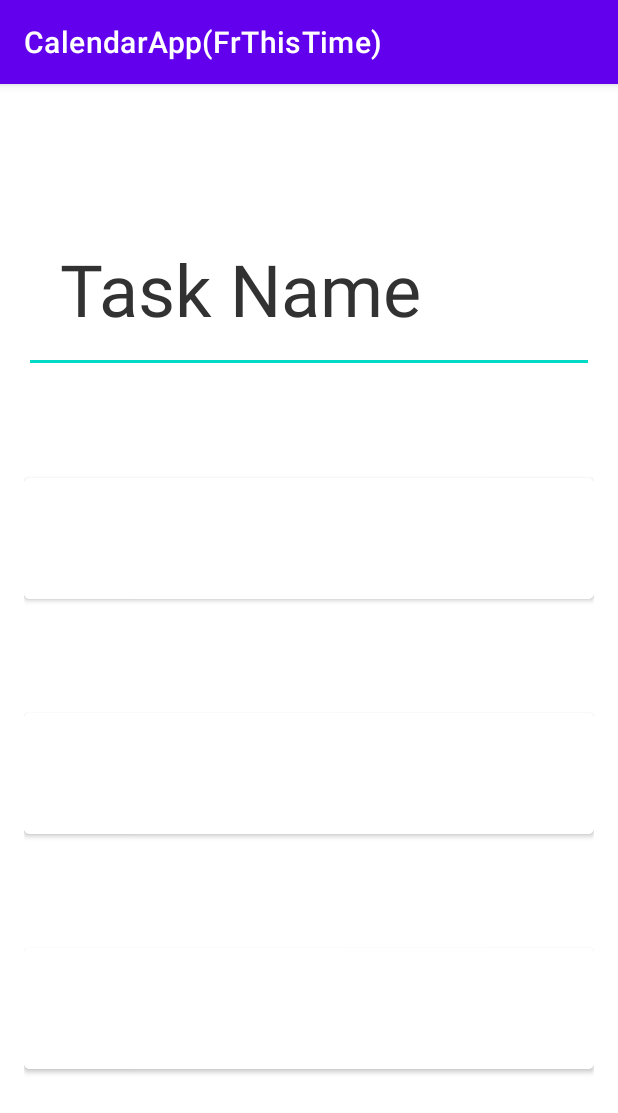
After one commit to alexandraf99/CalendarAppFrThisTime, an Android app: the fragment EventFragment shown on its own in the app's theme, on a phone screen of 412 x 824 dp. The commit adds this screen. Shown: the top 1113 px of the screen. Run offline under Robolectric (Android 15) with nearby library versions, the phone set to English and light mode, and no system bars; our stand-ins replace Room's generated code; 3 statements that could not run were skipped.

Commit message:
add event

```diff
--- a/app/build.gradle
+++ b/app/build.gradle
@@ -39,6 +39,7 @@ dependencies {
     implementation 'androidx.room:room-runtime:2.1.0-alpha04'
     implementation 'com.google.android.material:material:1.7.0'
     implementation 'androidx.constraintlayout:constraintlayout:2.1.4'
+    implementation 'androidx.lifecycle:lifecycle-extensions:2.0.0'
     testImplementation 'junit:junit:4.13.2'
     androidTestImplementation 'androidx.test.ext:junit:1.1.3'
     androidTestImplementation 'androidx.test.espresso:espresso-core:3.4.0'
--- /dev/null
+++ b/app/src/main/java/com/bignerdranch/android/calendarappfrthistime/EventFragment.kt
@@ -0,0 +1,168 @@
+package com.bignerdranch.android.calendarappfrthistime
+
+import android.os.Bundle
+import android.text.Editable
+import android.text.TextWatcher
+import android.util.Log
+import android.view.LayoutInflater
+import android.view.View
+import android.view.ViewGroup
+import android.widget.Button
+import android.widget.CheckBox
+import android.widget.EditText
+import androidx.fragment.app.Fragment
+import androidx.lifecycle.Observer
+import androidx.lifecycle.ViewModelProviders
+import java.text.SimpleDateFormat
+import java.util.*
+
+private const val ARG_CRIME_ID = "event_id"
+private const val TAG = "EventFragment"
+private const val DIALOG_DATE = "DialogDate"
+private const val REQUEST_DATE = 0
+class EventFragment : Fragment(), DatePickerFragment.Callbacks{
+    private lateinit var event: Event
+    private lateinit var titleField: EditText
+    private lateinit var startDateButton: Button
+    private lateinit var endDateButton: Button
+    private lateinit var reminderButton: Button
+    private lateinit var notesField: EditText
+
+    private val eventDetailViewModel: EventDetailViewModel by lazy {
+        ViewModelProviders.of(this).get(EventDetailViewModel::class.java)
+    }
+    private var dateFormatter: SimpleDateFormat =
+        SimpleDateFormat("EEEEEEEEE, MMM dd, yyyy", Locale.US)
+
+
+    override fun onCreate(savedInstanceState: Bundle?) {
+        super.onCreate(savedInstanceState)
+        event = Event()
+        val eventId: UUID = arguments?.getSerializable(ARG_CRIME_ID) as UUID
+        eventDetailViewModel.loadEvent(eventId)
+    }
+
+    override fun onCreateView(
+        inflater: LayoutInflater,
+        container: ViewGroup?,
+        savedInstanceState: Bundle?
+    ): View? {
+        val view = inflater.inflate(R.layout.fragment_add, container, false)
+        titleField = view.findViewById(R.id.event_name) as EditText
+        startDateButton = view.findViewById(R.id.event_start_date) as Button
+        endDateButton = view.findViewById(R.id.event_end_date) as Button
+        reminderButton = view.findViewById(R.id.event_reminder) as Button
+        notesField = view.findViewById(R.id.event_notes) as EditText
+
+        return view
+    }
+
+    override fun onViewCreated(view: View, savedInstanceState: Bundle?) {
+        super.onViewCreated(view, savedInstanceState)
+        eventDetailViewModel.eventLiveData.observe(
+            viewLifecycleOwner,
+            Observer { event ->
+                event?.let {
+                    this.event = event
+                    updateUI()
+                }
+            })
+    }
+
+    override fun onStart() {
+        super.onStart()
+        val titleWatcher = object : TextWatcher {
+            override fun beforeTextChanged(
+                sequence: CharSequence?,
+                start: Int,
+                count: Int,
+                after: Int
+            ) {
+// This space intentionally left blank
+            }
+
+            override fun onTextChanged(
+                sequence: CharSequence?,
+                start: Int,
+                before: Int,
+                count: Int
+            ) {
+                event.title = sequence.toString()
+            }
+
+            override fun afterTextChanged(sequence: Editable?) {
+// This one too
+            }
+        }
+        val notesWatcher = object : TextWatcher {
+            override fun beforeTextChanged(
+                sequence: CharSequence?,
+                start: Int,
+                count: Int,
+                after: Int
+            ) {
+// This space intentionally left blank
+            }
+
+            override fun onTextChanged(
+                sequence: CharSequence?,
+                start: Int,
+                before: Int,
+                count: Int
+            ) {
+                event.title = sequence.toString()
+            }
+
+            override fun afterTextChanged(sequence: Editable?) {
+// This one too
+            }
+        }
+
+        titleField.addTextChangedListener(titleWatcher)
+        startDateButton.setOnClickListener {
+            DatePickerFragment.newInstance(event.startDate).apply  {
+                setTargetFragment(this@EventFragment, REQUEST_DATE)
+                show(this@EventFragment.requireFragmentManager(), DIALOG_DATE)
+            }
+        }
+        endDateButton.setOnClickListener {
+            DatePickerFragment.newInstance(event.startDate).apply  {
+                setTargetFragment(this@EventFragment, REQUEST_DATE)
+                show(this@EventFragment.requireFragmentManager(), DIALOG_DATE)
+            }
+        }
+        reminderButton.setOnClickListener {
+            DatePickerFragment.newInstance(event.startDate).apply  {
+                setTargetFragment(this@EventFragment, REQUEST_DATE)
+                show(this@EventFragment.requireFragmentManager(), DIALOG_DATE)
+            }
+        }
+        notesField.addTextChangedListener(notesWatcher)
+
+
+    }
+
+    override fun onStop() {
+        super.onStop()
+        eventDetailViewModel.saveEvent(event)
+    }
+
+    override fun onDateSelected(date: Date) {
+
+    }
+
+
+    private fun updateUI() {
+        titleField.setText(event.title)
+    }
+    companion object {
+        fun newInstance(eventId: UUID): EventFragment {
+            val args = Bundle().apply {
+                putSerializable(ARG_CRIME_ID, eventId)
+            }
+            return EventFragment().apply {
+                arguments = args
+            }
+        }
+    }
+}
--- /dev/null
+++ b/app/src/main/res/layout/fragment_add.xml
@@ -0,0 +1,70 @@
+<?xml version="1.0" encoding="utf-8"?>
+<LinearLayout xmlns:android="http://schemas.android.com/apk/res/android"
+    xmlns:app="http://schemas.android.com/apk/res-auto"
+    xmlns:tools="http://schemas.android.com/tools"
+    android:orientation="vertical"
+    android:layout_width="match_parent"
+    android:layout_height="match_parent"
+    android:layout_margin="16dp">
+
+    <EditText
+        android:id="@+id/event_name"
+        android:layout_width="match_parent"
+        android:layout_height="wrap_content"
+        android:layout_marginTop="64dp"
+        android:hint="@string/event_name"
+        android:padding="24dp"
+        android:textColorHint="@android:color/secondary_text_light"
+        android:textSize="48sp" />
+
+    <Button
+        android:id="@+id/event_start_date"
+        android:layout_width="match_parent"
+        android:layout_height="wrap_content"
+        android:layout_marginTop="64dp"
+        android:backgroundTint="#FFFFFF"
+        android:padding="24dp"
+        android:textAlignment="viewStart"
+        android:textColor="@android:color/secondary_text_light"
+        android:textSize="24sp"
+        tools:text="@string/event_start_date" />
+
+    <Button
+        android:id="@+id/event_end_date"
+        android:layout_width="match_parent"
+        android:layout_height="wrap_content"
+        android:layout_marginTop="64dp"
+        android:backgroundTint="#FFFFFF"
+        android:padding="24dp"
+        android:textAlignment="viewStart"
+        android:textColor="@android:color/secondary_text_light"
+        android:textSize="24sp"
+        tools:text="@string/event_end_date" />
+
+    <Button
+        android:id="@+id/event_reminder"
+        android:layout_width="match_parent"
+        android:layout_height="wrap_content"
+        android:layout_marginTop="64dp"
+        android:backgroundTint="#FFFFFF"
+        android:padding="24dp"
+        android:textAlignment="viewStart"
+        android:textColor="@android:color/secondary_text_light"
+        android:textSize="24sp"
+        tools:text="@string/event_reminder" />
+
+    <EditText
+        android:id="@+id/event_notes"
+        android:layout_width="match_parent"
+        android:layout_height="256dp"
+        android:hint="@string/event_notes_label"
+        android:padding="24dp"
+        android:textAlignment="textStart"
+        android:textColor="@android:color/secondary_text_light"
+        android:textColorHint="@android:color/secondary_text_light"
+        android:textSize="24sp"
+        android:textStyle="bold" />
+
+
+
+</LinearLayout>
--- a/app/src/main/res/values/strings.xml
+++ b/app/src/main/res/values/strings.xml
@@ -1,3 +1,10 @@
 <resources>
     <string name="app_name">CalendarApp(FrThisTime)</string>
+    <string name="event_name">Task Name</string>
+    <string name="event_start_date">START DATE</string>
+    <string name="event_end_date">END DATE</string>
+    <string name="event_reminder">REMINDER</string>
+    <string name="event_location">LOCATION</string>
+    <string name="event_notes_label">NOTES:</string>
+
 </resources>
```
Also changed, not shown: app/src/main/java/com/bignerdranch/android/calendarappfrthistime/DatePickerFragment.kt (added, +47 -0 lines), app/src/main/res/layout/task_view.xml (deleted, +0 -40 lines).
